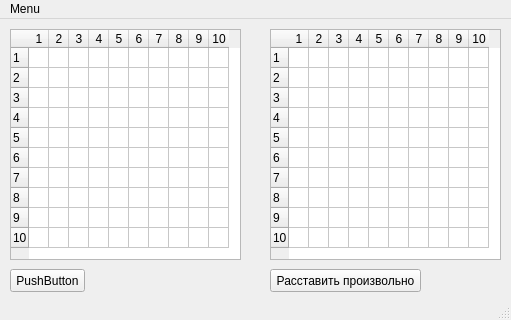
Sergio1C/Sea-game-qt-forms-, file mainwindow.ui: the form before one commit.
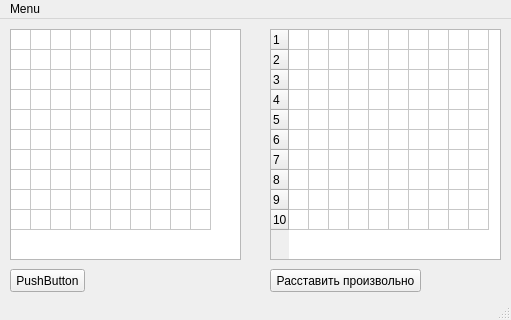
The form after the commit.

Commit message: add button on top menu, new method for game and more...

```diff
--- a/mainwindow.ui
+++ b/mainwindow.ui
@@ -60,7 +60,7 @@
      <number>10</number>
     </property>
     <attribute name="horizontalHeaderVisible">
-     <bool>true</bool>
+     <bool>false</bool>
     </attribute>
     <attribute name="horizontalHeaderCascadingSectionResizes">
      <bool>false</bool>
@@ -182,7 +182,7 @@
      <number>10</number>
     </property>
     <attribute name="horizontalHeaderVisible">
-     <bool>true</bool>
+     <bool>false</bool>
     </attribute>
     <attribute name="horizontalHeaderCascadingSectionResizes">
      <bool>false</bool>
@@ -197,7 +197,7 @@
      <number>20</number>
     </attribute>
     <attribute name="verticalHeaderVisible">
-     <bool>true</bool>
+     <bool>false</bool>
     </attribute>
     <attribute name="verticalHeaderDefaultSectionSize">
      <number>20</number>
```
Left out of the diff: 9 changed lines with no effect on the pictures. The commit also changes 4 other files.
